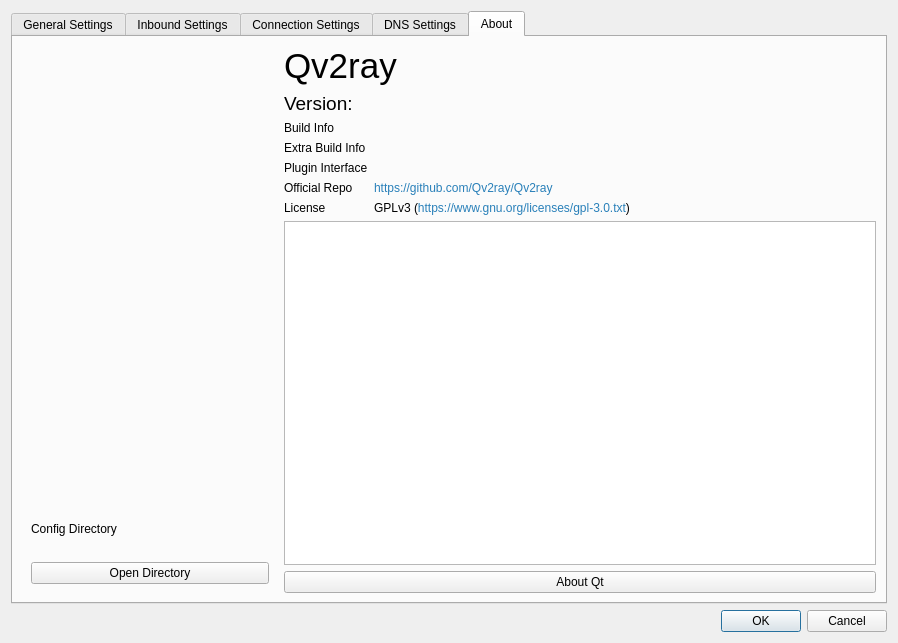
First picture: the form in src/ui/windows/w_PreferencesWindow.ui, repository ICE-GB/QvPersonal, before the edit.
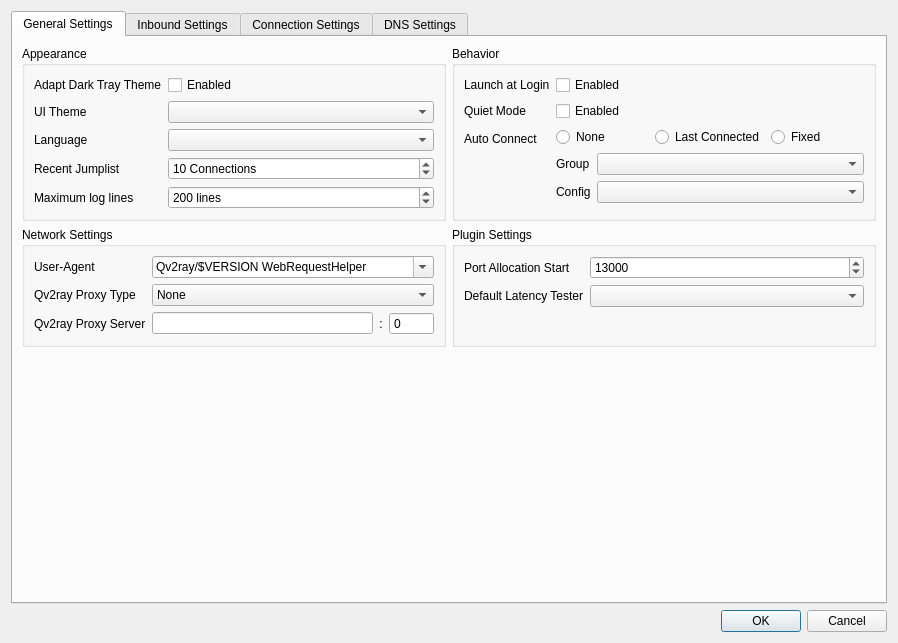
Second picture: the form after the edit. The open tabs and pages were chosen to show the change. Icons and pictures are not drawn.

Diff of the .ui file:
```diff
--- a/src/ui/windows/w_PreferencesWindow.ui
+++ b/src/ui/windows/w_PreferencesWindow.ui
@@ -215,7 +215,7 @@
               </property>
              </widget>
             </item>
-            <item row="2" column="0">
+            <item row="3" column="0">
              <widget class="QLabel" name="label_19">
               <property name="text">
                <string>Auto Connect</string>
@@ -225,7 +225,7 @@
               </property>
              </widget>
             </item>
-            <item row="2" column="1">
+            <item row="3" column="1">
              <layout class="QFormLayout" name="formLayout_16">
               <item row="0" column="0" colspan="2">
                <layout class="QHBoxLayout" name="horizontalLayout_4">
@@ -443,6 +443,16 @@
               </property>
              </widget>
             </item>
+            <item row="1" column="0">
+             <widget class="QLabel" name="label">
+              <property name="text">
+               <string>Default Latency Tester</string>
+              </property>
+             </widget>
+            </item>
+            <item row="1" column="1">
+             <widget class="QComboBox" name="defaultLatencyTesterCB"/>
+            </item>
            </layout>
           </widget>
          </item>
@@ -1037,316 +1047,6 @@
        </item>
       </layout>
      </widget>
-     <widget class="QWidget" name="aboutPage">
-      <attribute name="title">
-       <string>About</string>
-      </attribute>
-      <layout class="QHBoxLayout" name="horizontalLayout_5">
-       <item>
-        <layout class="QVBoxLayout" name="verticalLayout_5">
-         <item>
-          <widget class="QWidget" name="img" native="true">
-           <property name="sizePolicy">
-            <sizepolicy hsizetype="Minimum" vsizetype="Minimum">
-             <horstretch>0</horstretch>
-             <verstretch>0</verstretch>
-            </sizepolicy>
-           </property>
-           <property name="minimumSize">
-            <size>
-             <width>256</width>
-             <height>256</height>
-            </size>
-           </property>
-           <property name="styleSheet">
-            <string notr="true">image: url(:/qv2ray.png);</string>
-           </property>
-          </widget>
-         </item>
-         <item>
-          <spacer name="verticalSpacer_2">
-           <property name="orientation">
-            <enum>Qt::Vertical</enum>
-           </property>
-           <property name="sizeHint" stdset="0">
-            <size>
-             <width>20</width>
-             <height>40</height>
-            </size>
-           </property>
-          </spacer>
-         </item>
-         <item>
-          <widget class="QFrame" name="frame_2">
-           <layout class="QVBoxLayout" name="verticalLayout_7">
-            <item>
-             <widget class="QLabel" name="label_43">
-              <property name="text">
-               <string>Config Directory</string>
-              </property>
-             </widget>
-            </item>
-            <item>
-             <widget class="QLabel" name="configdirLabel">
-              <property name="text">
-               <string/>
-              </property>
-              <property name="textInteractionFlags">
-               <set>Qt::LinksAccessibleByMouse|Qt::TextSelectableByKeyboard|Qt::TextSelectableByMouse</set>
-              </property>
-             </widget>
-            </item>
-            <item>
-             <widget class="QPushButton" name="openConfigDirCB">
-              <property name="text">
-               <string>Open Directory</string>
-              </property>
-             </widget>
-            </item>
-           </layout>
-          </widget>
-         </item>
-        </layout>
-       </item>
-       <item>
-        <layout class="QVBoxLayout" name="verticalLayout_4">
-         <item>
-          <widget class="QLabel" name="label_20">
-           <property name="font">
-            <font>
-             <pointsize>26</pointsize>
-            </font>
-           </property>
-           <property name="text">
-            <string>Qv2ray</string>
-           </property>
-           <property name="textFormat">
-            <enum>Qt::PlainText</enum>
-           </property>
-          </widget>
-         </item>
-         <item>
-          <layout class="QHBoxLayout" name="horizontalLayout_6">
-           <item>
-            <widget class="QLabel" name="label_24">
-             <property name="font">
-              <font>
-               <pointsize>14</pointsize>
-              </font>
-             </property>
-             <property name="text">
-              <string>Version:</string>
-             </property>
-             <property name="textFormat">
-              <enum>Qt::PlainText</enum>
-             </property>
-            </widget>
-           </item>
-           <item>
-            <widget class="QLabel" name="qvVersion">
-             <property name="font">
-              <font>
-               <pointsize>14</pointsize>
-              </font>
-             </property>
-             <property name="cursor">
-              <cursorShape>IBeamCursor</cursorShape>
-             </property>
-             <property name="textFormat">
-              <enum>Qt::PlainText</enum>
-             </property>
-             <property name="textInteractionFlags">
-              <set>Qt::LinksAccessibleByMouse|Qt::TextSelectableByMouse</set>
-             </property>
-            </widget>
-           </item>
-           <item>
-            <spacer name="horizontalSpacer">
-             <property name="orientation">
-              <enum>Qt::Horizontal</enum>
-             </property>
-             <property name="sizeHint" stdset="0">
-              <size>
-               <width>40</width>
-               <height>20</height>
-              </size>
-             </property>
-            </spacer>
-           </item>
-          </layout>
-         </item>
-         <item>
-          <layout class="QGridLayout" name="gridLayout_5" columnstretch="0,0">
-           <item row="4" column="1">
-            <widget class="QLabel" name="label_30">
-             <property name="sizePolicy">
-              <sizepolicy hsizetype="Expanding" vsizetype="Preferred">
-               <horstretch>0</horstretch>
-               <verstretch>0</verstretch>
-              </sizepolicy>
-             </property>
-             <property name="font">
-              <font>
-               <pointsize>9</pointsize>
-              </font>
-             </property>
-             <property name="text">
-              <string notr="true">&lt;html&gt;&lt;head/&gt;&lt;body&gt;&lt;p&gt;GPLv3 (&lt;a style=&quot; text-decoration: none; color:#2980b9;&quot; href=&quot;https://www.gnu.org/licenses/gpl-3.0.txt&quot;&gt;https://www.gnu.org/licenses/gpl-3.0.txt&lt;/a&gt;)&lt;/p&gt;&lt;/body&gt;&lt;/html&gt;</string>
-             </property>
-             <property name="textFormat">
-              <enum>Qt::RichText</enum>
-             </property>
-             <property name="wordWrap">
-              <bool>false</bool>
-             </property>
-             <property name="openExternalLinks">
-              <bool>true</bool>
-             </property>
-             <property name="textInteractionFlags">
-              <set>Qt::TextBrowserInteraction</set>
-             </property>
-            </widget>
-           </item>
-           <item row="1" column="0">
-            <widget class="QLabel" name="label_70">
-             <property name="text">
-              <string>Extra Build Info</string>
-             </property>
-             <property name="textFormat">
-              <enum>Qt::PlainText</enum>
-             </property>
-            </widget>
-           </item>
-           <item row="3" column="0">
-            <widget class="QLabel" name="label_27">
-             <property name="text">
-              <string>Official Repo</string>
-             </property>
-             <property name="textFormat">
-              <enum>Qt::PlainText</enum>
-             </property>
-            </widget>
-           </item>
-           <item row="4" column="0">
-            <widget class="QLabel" name="label_29">
-             <property name="text">
-              <string>License</string>
-             </property>
-             <property name="textFormat">
-              <enum>Qt::PlainText</enum>
-             </property>
-            </widget>
-           </item>
-           <item row="0" column="1">
-            <widget class="QLabel" name="qvBuildInfo">
-             <property name="text">
-              <string/>
-             </property>
-             <property name="textFormat">
-              <enum>Qt::PlainText</enum>
-             </property>
-             <property name="textInteractionFlags">
-              <set>Qt::LinksAccessibleByMouse|Qt::TextSelectableByMouse</set>
-             </property>
-            </widget>
-           </item>
-           <item row="2" column="1">
-            <widget class="QLabel" name="qvPluginInterfaceVersionLabel">
-             <property name="text">
-              <string/>
-             </property>
-             <property name="textFormat">
-              <enum>Qt::PlainText</enum>
-             </property>
-            </widget>
-           </item>
-           <item row="0" column="0">
-            <widget class="QLabel" name="label_69">
-             <property name="text">
-              <string>Build Info</string>
-             </property>
-             <property name="textFormat">
-              <enum>Qt::PlainText</enum>
-             </property>
-            </widget>
-           </item>
-           <item row="2" column="0">
-            <widget class="QLabel" name="label_56">
-             <property name="text">
-              <string>Plugin Interface</string>
-             </property>
-             <property name="textFormat">
-              <enum>Qt::PlainText</enum>
-             </property>
-            </widget>
-           </item>
-           <item row="1" column="1">
-            <widget class="QLabel" name="qvBuildExInfo">
-             <property name="text">
-              <string/>
-             </property>
-             <property name="textFormat">
-              <enum>Qt::PlainText</enum>
-             </property>
-             <property name="textInteractionFlags">
-              <set>Qt::LinksAccessibleByMouse|Qt::TextSelectableByMouse</set>
-             </property>
-            </widget>
-           </item>
-           <item row="3" column="1">
-            <widget class="QLabel" name="label_28">
-             <property name="sizePolicy">
-              <sizepolicy hsizetype="Expanding" vsizetype="Preferred">
-               <horstretch>0</horstretch>
-               <verstretch>0</verstretch>
-              </sizepolicy>
-             </property>
-             <property name="text">
-              <string notr="true">&lt;html&gt;&lt;head/&gt;&lt;body&gt;&lt;p&gt;&lt;a style=&quot; text-decoration: none; color:#2980b9;&quot; href=&quot;https://github.com/Qv2ray/Qv2ray&quot;&gt;https://github.com/Qv2ray/Qv2ray&lt;/a&gt;&lt;/p&gt;&lt;/body&gt;&lt;/html&gt;</string>
-             </property>
-             <property name="textFormat">
-              <enum>Qt::RichText</enum>
-             </property>
-             <property name="openExternalLinks">
-              <bool>true</bool>
-             </property>
-             <property name="textInteractionFlags">
-              <set>Qt::TextBrowserInteraction</set>
-             </property>
-            </widget>
-           </item>
-          </layout>
-         </item>
-         <item>
-          <widget class="QTextBrowser" name="textBrowser">
-           <property name="lineWrapMode">
-            <enum>QTextEdit::NoWrap</enum>
-           </property>
-           <property name="readOnly">
-            <bool>true</bool>
-           </property>
-           <property name="placeholderText">
-            <string notr="true"/>
-           </property>
-          </widget>
-         </item>
-         <item>
-          <widget class="QPushButton" name="aboutQt">
-           <property name="minimumSize">
-            <size>
-             <width>206</width>
-             <height>0</height>
-            </size>
-           </property>
-           <property name="text">
-            <string>About Qt</string>
-           </property>
-          </widget>
-         </item>
-        </layout>
-       </item>
-      </layout>
-     </widget>
     </widget>
    </item>
   </layout>
```
Left out of the diff: 2 changed lines with no effect on the pictures.
